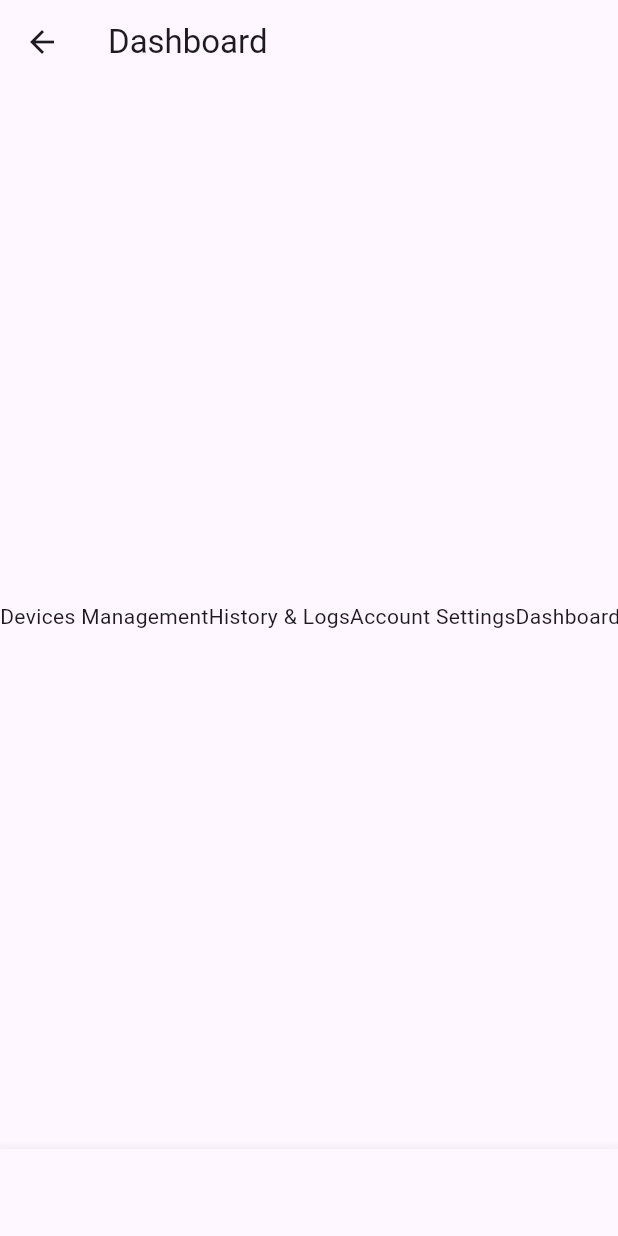
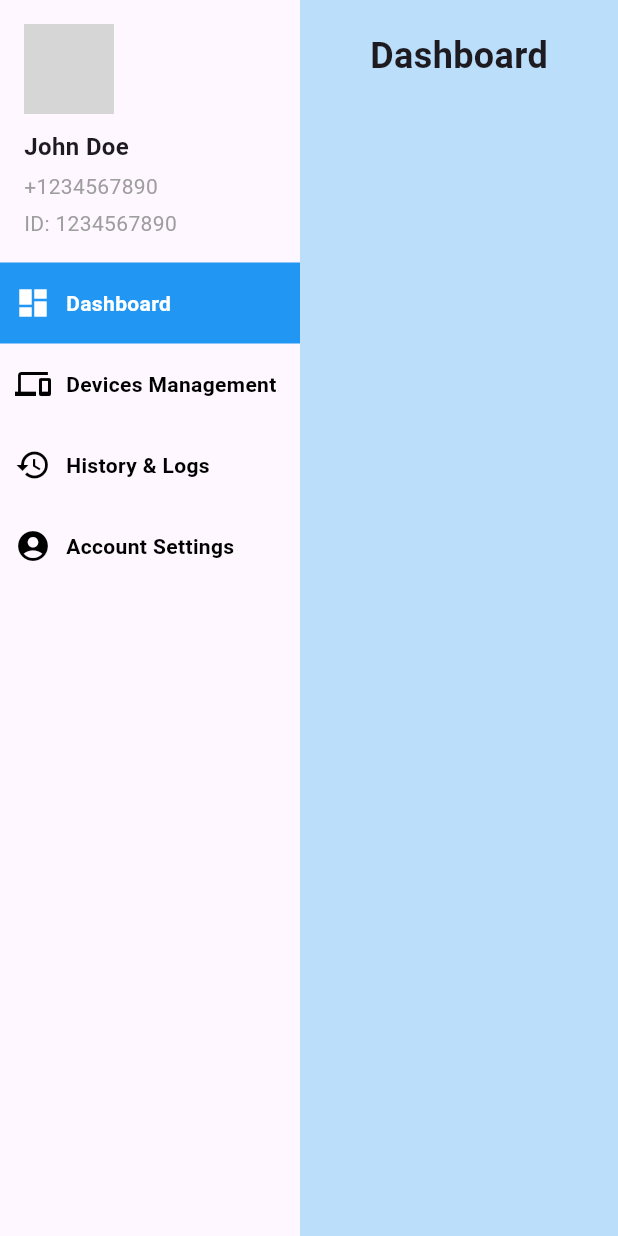
Before and after one commit to mellivora24/YourHome, a Flutter app: the HomeScreen screen opened by its route, on a phone screen of 412 x 824 dp. Run offline on Flutter 3.47's test engine with Material 3 defaults, Android fonts, the phone set to English and light mode, and no system bars; our stand-ins replace audioplayers, dio, easy_localization, firebase_core, firebase_messaging, firebase_remote_config and 5 more; missing offline and left inert: error_stack; accounts and stored records are empty; network calls fail; grey boxes are pictures that could not be loaded.

Commit message:
This code so terrible, but I'm so sleepy, work all day, time to rest

```diff
--- a/lib/main.dart
+++ b/lib/main.dart
@@ -60,7 +60,7 @@
 
 
 class MyApp extends StatelessWidget {
-  const MyApp({Key? key}) : super(key: key);
+  const MyApp({super.key});
 
   @override
   Widget build(BuildContext context) {
--- a/lib/screen/home/view/home_screen.dart
+++ b/lib/screen/home/view/home_screen.dart
@@ -2,6 +2,8 @@ import 'package:flutter/material.dart';
 import 'package:provider/provider.dart';
 import 'package:easy_localization/easy_localization.dart';
 
+import 'package:yourhome_web/utils/components/menubar.dart';
+import 'package:yourhome_web/utils/components/account_container.dart';
 import 'package:yourhome_web/utils/widget/screen_widgets/devices_widget.dart';
 import 'package:yourhome_web/utils/widget/screen_widgets/history_widget.dart';
 import 'package:yourhome_web/utils/widget/screen_widgets/account_widget.dart';
@@ -16,66 +18,60 @@ class HomeScreen extends StatefulWidget {
 }
 
 class _HomeScreenState extends State<HomeScreen> {
-  final ScrollController _scrollController = ScrollController();
   int _selectedIndex = 0;
 
-  final List<String> _categories = ['Dashboard', 'Devices Management', 'History & Logs', 'Account Settings'];
+  final List<String> _categories = [
+    'Dashboard',
+    'Devices Management',
+    'History & Logs',
+    'Account Settings',
+  ];
   final List<Widget> _screens = [
-    DevicesWidget(),
-    HistoryWidget(),
-    AccountWidget(),
-    DashboardWidget(),
+    const DashboardWidget(),
+    const DevicesWidget(),
+    const HistoryWidget(),
+    const AccountWidget(),
   ];
-
-  @override
-  void initState() {
-    super.initState();
-    _scrollController.addListener(_calculateSelectedIndex);
-  }
-
-  void _calculateSelectedIndex() {
-    final double maxScrollExtent = _scrollController.position.maxScrollExtent;
-    final double currentScroll = _scrollController.position.pixels;
-    final double scrollPercent = currentScroll / maxScrollExtent;
-    final int selectedIndex = (scrollPercent * _categories.length).floor();
-    if (selectedIndex != _selectedIndex) {
-      setState(() {
-        _selectedIndex = selectedIndex;
-      });
-    }
-  }
+  final List<IconData> _icons = [
+    Icons.dashboard,
+    Icons.devices,
+    Icons.history,
+    Icons.account_circle,
+  ];
 
   void _onItemTapped(int index) {
     setState(() {
       _selectedIndex = index;
-      _scrollController.animateTo(
-        index * MediaQuery.of(context).size.width,
-        duration: const Duration(milliseconds: 500),
-        curve: Curves.easeInOut,
-      );
     });
   }
 
   @override
   Widget build(BuildContext context) {
     return Scaffold(
-      appBar: AppBar(
-        title: Text(_categories[_selectedIndex].tr()),
-      ),
-      body: ListView(
-        controller: _scrollController,
-        scrollDirection: Axis.horizontal,
-        children: _screens,
-      ),
-      bottomNavigationBar: BottomNavigationBar(
-        items: _categories.map((category) {
-          return BottomNavigationBarItem(
-            icon: Icon(Icons.home),
-            label: category.tr(),
-          );
-        }).toList(),
-        currentIndex: _selectedIndex,
-        onTap: _onItemTapped,
+      body: Row(
+        children: [
+          Column(
+            children: [
+              AccountContainer(
+                name: 'John Doe',
+                phone: '+1234567890',
+                deviceId: '1234567890',
+                avatarUrl: 'https://via.placeholder.com/150',
+              ),
+              Expanded(
+                child: CustomMenuBar(
+                  selectedIndex: _selectedIndex,
+                  icons: _icons,
+                  categories: _categories,
+                  onItemTapped: _onItemTapped,
+                ),
+              ),
+            ],
+          ),
+          Expanded(
+            child: _screens[_selectedIndex],
+          ),
+        ],
       ),
     );
   }
--- a/lib/screen/login/view/login_screen.dart
+++ b/lib/screen/login/view/login_screen.dart
@@ -87,7 +87,6 @@ class _LoginScreenState extends State<LoginScreen> {
                   Container(
                     width: 500,
                     child: TextField(
-                      // controller: presenter.passwordController,
                       decoration: const InputDecoration(
                         label: Text('Password', style: TextStyle(color: Colors.white)),
                         hintStyle: TextStyle(color: Colors.white),
@@ -106,7 +105,9 @@ class _LoginScreenState extends State<LoginScreen> {
                     label: 'LOGIN',
                     width: 300,
                     borderRadius: 50,
-                    onPressed: () {},
+                    onPressed: () {
+                      Navigator.pushNamedAndRemoveUntil(context, RouteNames.homeScreen, (route) => false);
+                    },
                   ),
                   SizedBox(height: 50),
                   Row(
--- a/lib/screen/signup/view/signup_screen.dart
+++ b/lib/screen/signup/view/signup_screen.dart
@@ -108,7 +108,6 @@ class _SignUpScreenState extends State<SignUpScreen> {
                     Container(
                       width: 500,
                       child: TextField(
-                        // controller: presenter.passwordController,
                         decoration: const InputDecoration(
                           label: Text('Your device ID', style: TextStyle(color: Colors.white)),
                           hintStyle: TextStyle(color: Colors.white),
@@ -127,7 +126,9 @@ class _SignUpScreenState extends State<SignUpScreen> {
                       label: 'CREATE ACCOUNT',
                       width: 300,
                       borderRadius: 50,
-                      onPressed: () {},
+                      onPressed: () {
+                        Navigator.pushNamedAndRemoveUntil(context, RouteNames.homeScreen, (route) => false);
+                      },
                     ),
                     SizedBox(height: 50),
                     TextButton(
--- /dev/null
+++ b/lib/utils/components/account_container.dart
@@ -0,0 +1,43 @@
+import 'package:flutter/material.dart';
+
+class AccountContainer extends StatelessWidget {
+  final String name;
+  final String phone;
+  final String deviceId;
+  final String avatarUrl;
+
+  const AccountContainer({
+    super.key,
+    required this.name,
+    required this.phone,
+    required this.deviceId,
+    required this.avatarUrl,
+  });
+
+  @override
+  Widget build(BuildContext context) {
+    return Container(
+      width: 200,
+      padding: const EdgeInsets.all(16),
+      // color: Colors.grey[300],
+      child: Column(
+        crossAxisAlignment: CrossAxisAlignment.start,
+        children: [
+          CircleAvatar(
+            radius: 30,
+            backgroundImage: NetworkImage(avatarUrl),
+          ),
+          const SizedBox(height: 10),
+          Text(
+            name,
+            style: const TextStyle(fontWeight: FontWeight.bold, fontSize: 16),
+          ),
+          const SizedBox(height: 5),
+          Text(phone, style: const TextStyle(color: Colors.grey)),
+          const SizedBox(height: 5),
+          Text('ID: $deviceId', style: const TextStyle(color: Colors.grey)),
+        ],
+      ),
+    );
+  }
+}
--- a/lib/utils/components/menubar.dart
+++ b/lib/utils/components/menubar.dart
@@ -0,0 +1,55 @@
+import 'package:flutter/material.dart';
+import 'package:easy_localization/easy_localization.dart';
+
+class CustomMenuBar extends StatelessWidget {
+  final int selectedIndex;
+  final List<IconData> icons;
+  final List<String> categories;
+  final Function(int) onItemTapped;
+
+  const CustomMenuBar({
+    super.key,
+    required this.icons,
+    required this.categories,
+    required this.onItemTapped,
+    required this.selectedIndex,
+  });
+
+  @override
+  Widget build(BuildContext context) {
+    return Container(
+      width: 200,
+      // color: Colors.grey[200],
+      child: ListView.builder(
+        itemCount: categories.length,
+        itemBuilder: (context, index) {
+          return GestureDetector(
+            onTap: () => onItemTapped(index),
+            child: Container(
+              padding: const EdgeInsets.symmetric(vertical: 15, horizontal: 10),
+              color: index == selectedIndex ? Colors.blue : Colors.transparent,
+              child: Row(
+                children: [
+                  Icon(
+                    icons[index],
+                    color: index == selectedIndex ? Colors.white : Colors.black,
+                  ),
+                  const SizedBox(width: 10),
+                  Expanded(
+                    child: Text(
+                      categories[index].tr(),
+                      style: TextStyle(
+                        color: index == selectedIndex ? Colors.white : Colors.black,
+                        fontWeight: FontWeight.bold,
+                      ),
+                    ),
+                  ),
+                ],
+              ),
+            ),
+          );
+        },
+      ),
+    );
+  }
+}
--- a/lib/utils/widget/screen_widgets/account_widget.dart
+++ b/lib/utils/widget/screen_widgets/account_widget.dart
@@ -1,12 +1,20 @@
 import 'package:flutter/material.dart';
 
 class AccountWidget extends StatelessWidget {
-  const AccountWidget({Key? key}) : super(key: key);
+  const AccountWidget({super.key});
 
   @override
   Widget build(BuildContext context) {
-    return const Center(
-      child: Text('Account Settings'),
+    return Container(
+      width: MediaQuery.of(context).size.width * 0.8,
+      height: MediaQuery.of(context).size.height, // Full height
+      color: Colors.red[100],
+      child: const Center(
+        child: Text(
+          'Account Settings Screen',
+          style: TextStyle(fontSize: 24, fontWeight: FontWeight.bold),
+        ),
+      ),
     );
   }
 }
--- a/lib/utils/widget/screen_widgets/dashboard_widget.dart
+++ b/lib/utils/widget/screen_widgets/dashboard_widget.dart
@@ -1,12 +1,41 @@
 import 'package:flutter/material.dart';
 
 class DashboardWidget extends StatelessWidget {
-  const DashboardWidget({Key? key}) : super(key: key);
+  const DashboardWidget({super.key});
 
   @override
   Widget build(BuildContext context) {
-    return Center(
-      child: Text('Dashboard'),
+    return Container(
+      width: MediaQuery.of(context).size.width * 0.8,
+      height: MediaQuery.of(context).size.height, // Full height
+      color: Colors.blue[100],
+      child: Column(
+        mainAxisAlignment: MainAxisAlignment.start,
+        crossAxisAlignment: CrossAxisAlignment.start,
+        children: [
+          // Title (center)
+          Center(
+            child: Padding(
+              padding: const EdgeInsets.only(top: 20),
+              child: Text(
+                'Dashboard',
+                style: TextStyle(fontSize: 24, fontWeight: FontWeight.bold),
+              ),
+            ),
+          ),
+          // Content (center)
+          Expanded(
+            child: Column(
+              mainAxisAlignment: MainAxisAlignment.start,
+              crossAxisAlignment: CrossAxisAlignment.start,
+              children: [
+
+              ],
+            )
+          ),
+
+        ],
+      )
     );
   }
 }
--- a/lib/utils/widget/screen_widgets/devices_widget.dart
+++ b/lib/utils/widget/screen_widgets/devices_widget.dart
@@ -1,12 +1,20 @@
 import 'package:flutter/material.dart';
 
 class DevicesWidget extends StatelessWidget {
-  const DevicesWidget({Key? key}) : super(key: key);
+  const DevicesWidget({super.key});
 
   @override
   Widget build(BuildContext context) {
-    return Center(
-      child: Text('Devices Management'),
+    return Container(
+      width: MediaQuery.of(context).size.width * 0.8,
+      height: MediaQuery.of(context).size.height, // Full height
+      color: Colors.green[100],
+      child: const Center(
+        child: Text(
+          'Devices Management Screen',
+          style: TextStyle(fontSize: 24, fontWeight: FontWeight.bold),
+        ),
+      ),
     );
   }
 }
--- a/lib/utils/widget/screen_widgets/history_widget.dart
+++ b/lib/utils/widget/screen_widgets/history_widget.dart
@@ -1,12 +1,20 @@
 import 'package:flutter/material.dart';
 
 class HistoryWidget extends StatelessWidget {
-  const HistoryWidget({Key? key}) : super(key: key);
+  const HistoryWidget({super.key});
 
   @override
   Widget build(BuildContext context) {
-    return const Center(
-      child: Text('History & Logs'),
+    return Container(
+      width: MediaQuery.of(context).size.width * 0.8,
+      height: MediaQuery.of(context).size.height, // Full height
+      color: Colors.yellow[100],
+      child: const Center(
+        child: Text(
+          'History & Logs Screen',
+          style: TextStyle(fontSize: 24, fontWeight: FontWeight.bold),
+        ),
+      ),
     );
   }
 }
```
Also changed, not shown: lib/utils/components/custom_container.dart (+70 -0 lines).
